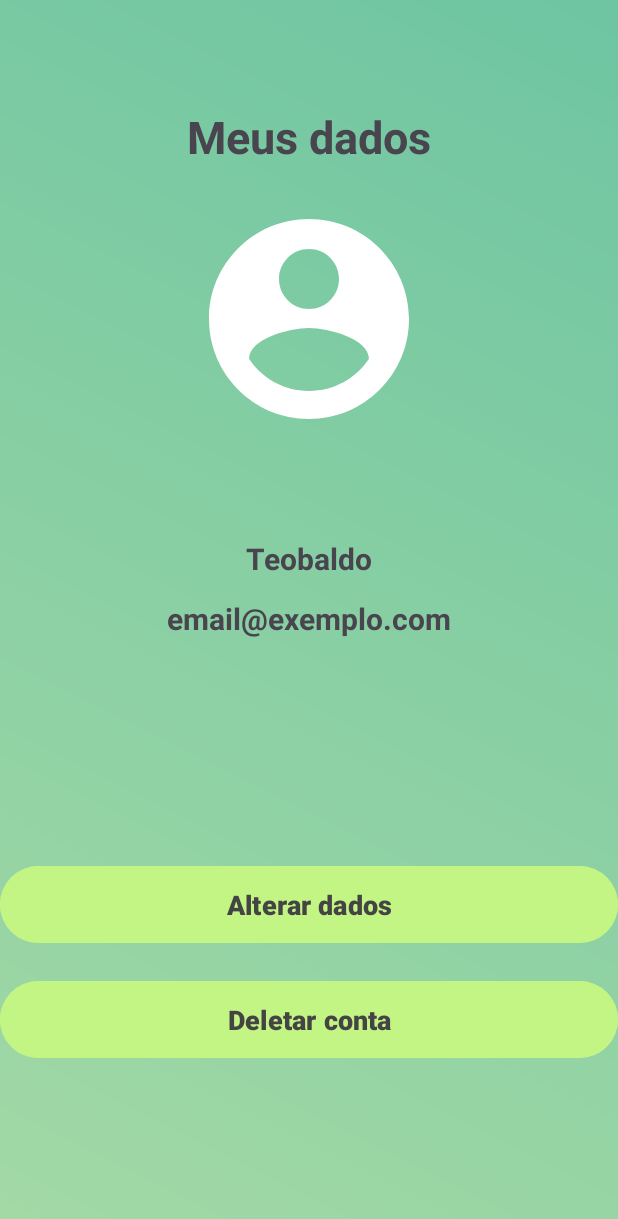
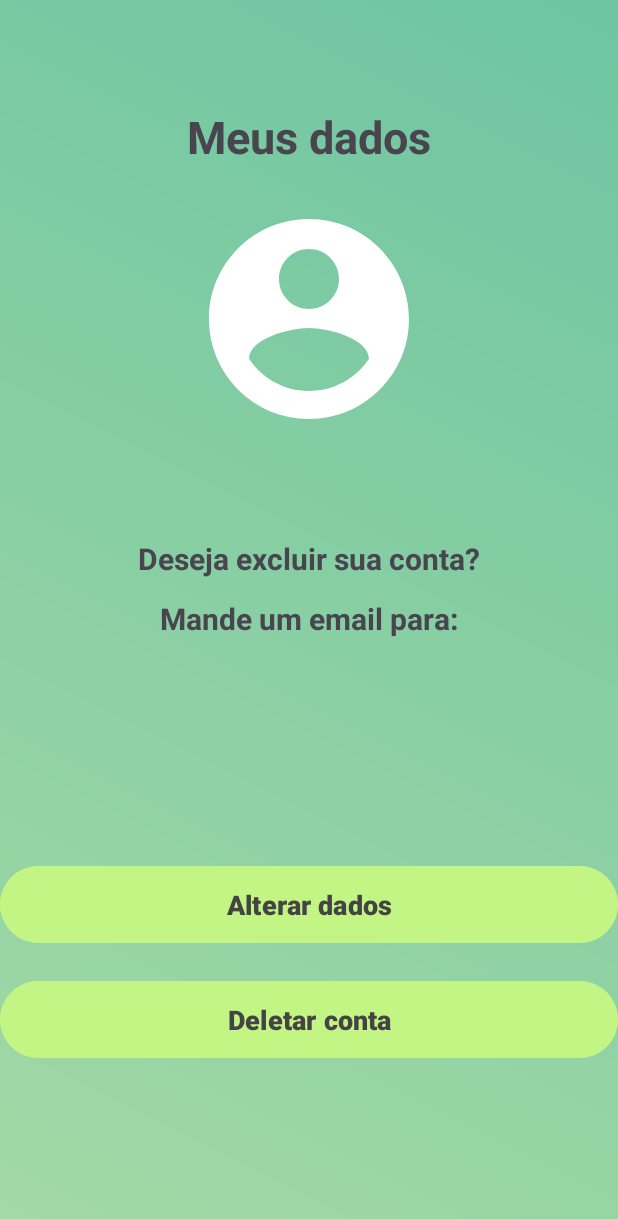
Before and after one commit to 2024-2-NCC3/Projeto4, an Android app: the deletarUsuario screen opened directly, with no data from a screen before it, on a phone screen of 412 x 824 dp. Shown: the top 1219 px of the screen. Run offline under Robolectric (Android 15) with nearby library versions, the phone set to English and light mode, and no system bars.

Commit message:
Agora logar sem o erro

```diff
--- a/src/frontend/app/src/main/java/br/fecap/pi/quizzods/ApiService.java
+++ b/src/frontend/app/src/main/java/br/fecap/pi/quizzods/ApiService.java
@@ -8,6 +8,7 @@ import retrofit2.http.POST;
 import retrofit2.http.Query;
 
 // interface para serviço de API
+
 public interface ApiService {
     @POST("/criarUsuario")
 
--- a/src/frontend/app/src/main/java/br/fecap/pi/quizzods/MainActivity.java
+++ b/src/frontend/app/src/main/java/br/fecap/pi/quizzods/MainActivity.java
@@ -91,7 +91,11 @@ public class MainActivity extends AppCompatActivity {
                         //Log.d("AQUI TEM ALGUM ERRO", "ERRO NA SENHA?");
 
                         if (hashedPassword != null && hashedPassword.equals(loginResponse.getHashedPassword())) {
-
+                            // Realiza o login com o hash da senha e vai para próxima tela (arrumar depois)
+                            Intent intent = new Intent(MainActivity.this, menuJogo.class);
+                            intent.putExtra("USERNAME", username);
+                            startActivity(intent);
+                            finish();
 
                         } else {
                             Toast.makeText(MainActivity.this, "Senha incorreta", Toast.LENGTH_SHORT).show();
@@ -103,12 +107,7 @@ public class MainActivity extends AppCompatActivity {
                     Toast.makeText(MainActivity.this, "Falha ao fazer login", Toast.LENGTH_SHORT).show();
                 }
 
-                // Realiza o login com o hash da senha e vai para próxima tela (arrumar depois)
-                Intent intent = new Intent(MainActivity.this, menuJogo.class);
-                intent.putExtra("USERNAME", username);
-                Log.d("menuJogo", "Username: " + username);
-                startActivity(intent);
-                finish();
+
             }
 
             @Override
@@ -130,7 +129,7 @@ public class MainActivity extends AppCompatActivity {
         try {
             SecretKeyFactory factory = SecretKeyFactory.getInstance("PBKDF2WithHmacSHA1");
             byte[] hash = factory.generateSecret(spec).getEncoded();
-            return Base64.encodeToString(hash, Base64.DEFAULT);
+            return Base64.encodeToString(hash, Base64.NO_WRAP); // evitar quebras de linha
         } catch (NoSuchAlgorithmException | InvalidKeySpecException e) {
             Log.e("HashingError", "Erro ao hashear a senha", e);
             return null;
--- a/src/frontend/app/src/main/res/layout/activity_deletar_usuario.xml
+++ b/src/frontend/app/src/main/res/layout/activity_deletar_usuario.xml
@@ -69,27 +69,27 @@
         android:id="@+id/textoNome"
         android:layout_width="wrap_content"
         android:layout_height="wrap_content"
-        android:text="Teobaldo"
+        android:text="Deseja excluir sua conta?"
+        android:textSize="20sp"
+        android:textStyle="bold"
         app:layout_constraintBottom_toBottomOf="parent"
         app:layout_constraintEnd_toEndOf="parent"
         app:layout_constraintStart_toStartOf="parent"
         app:layout_constraintTop_toTopOf="parent"
-        app:layout_constraintVertical_bias="0.45"
-        android:textStyle="bold"
-        android:textSize="20sp" />
+        app:layout_constraintVertical_bias="0.45" />
 
     <TextView
         android:id="@+id/textoEmail"
         android:layout_width="wrap_content"
         android:layout_height="wrap_content"
-        android:text="email@exemplo.com"
+        android:text="Mande um email para:"
+        android:textSize="20sp"
+        android:textStyle="bold"
         app:layout_constraintBottom_toBottomOf="parent"
         app:layout_constraintEnd_toEndOf="parent"
         app:layout_constraintStart_toStartOf="parent"
         app:layout_constraintTop_toTopOf="parent"
-        app:layout_constraintVertical_bias="0.5"
-        android:textStyle="bold"
-        android:textSize="20sp"/>
+        app:layout_constraintVertical_bias="0.5" />
 
 
 </androidx.constraintlayout.widget.ConstraintLayout>
```
